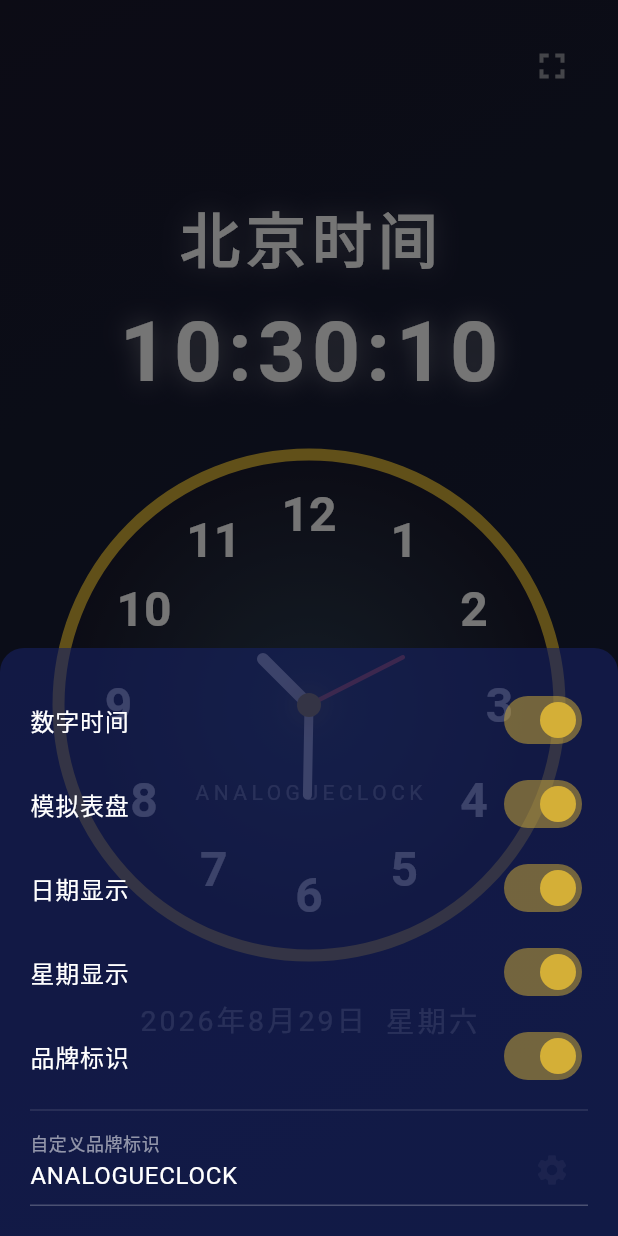
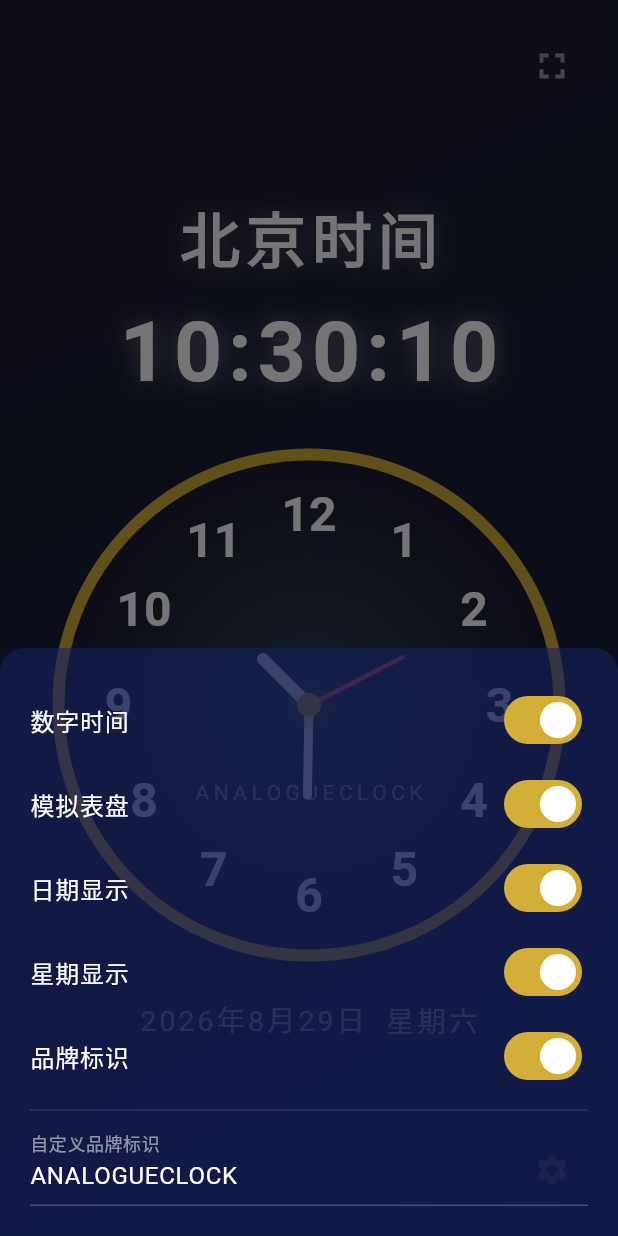
Before and after one commit to abai569/abaiclock, a Flutter app: the screen it shows after launch, after a tap on the "fullscreen" icon, after a tap on the "settings" icon, on a phone screen of 412 x 824 dp. Run offline on Flutter 3.47's test engine with Material 3 defaults, Android fonts, the phone set to English and light mode, and no system bars.

Commit message:
fix: replace deprecated activeColor with activeTrackColor

```diff
--- a/lib/main.dart
+++ b/lib/main.dart
@@ -254,7 +254,7 @@ class _ClockPageState extends State<ClockPage> {
       title: Text(label, style: const TextStyle(color: Colors.white)),
       trailing: Switch(
         value: value,
-        activeColor: const Color(0xFFd4af37),
+        activeTrackColor: const Color(0xFFd4af37),
         onChanged: onChanged,
       ),
       contentPadding: EdgeInsets.zero,
```
